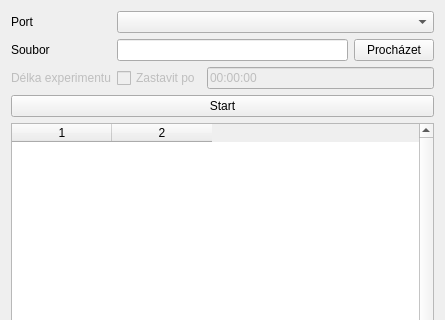
The window that socrates/socrates.ui (fgu-cas/socrates) describes before a commit, drawn with Qt 5; both pictures show x 0 to 445 and y 0 to 320 of the 445 by 741 pixel window.
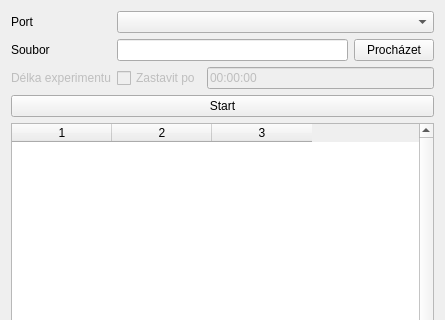
The same window after the commit.

Commit message: remove debug, add time

Diff of the .ui file:
```diff
--- a/socrates/socrates.ui
+++ b/socrates/socrates.ui
@@ -112,10 +112,11 @@
          <bool>false</bool>
         </property>
         <property name="columnCount">
-         <number>2</number>
+         <number>3</number>
         </property>
         <column/>
         <column/>
+        <column/>
        </widget>
       </item>
       <item>
```
The commit also changes 2 other files.
